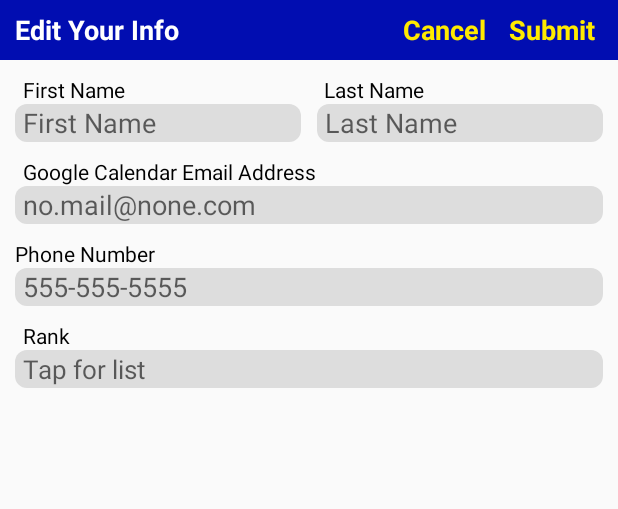
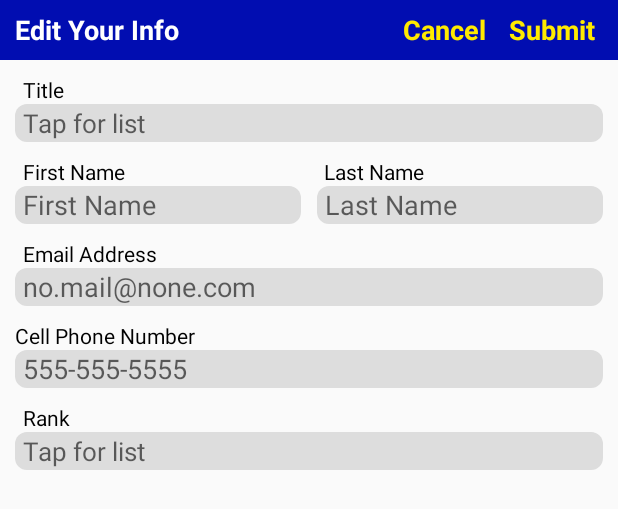
Before and after one commit to SilatJedi/PLTimecard, an Android app: the layout activity_view_instructor.xml on its own in the app's theme, with its tools: preview values and no code run, on a phone screen of 412 x 824 dp. Shown: the top 509 px of the screen. Run offline under Robolectric (Android 15) with nearby library versions, the phone set to English and light mode, and no system bars.

Commit message:
working on new instructor flow

```diff
--- a/app/build.gradle
+++ b/app/build.gradle
@@ -3,7 +3,7 @@ apply plugin: 'realm-android'
 
 android {
     compileSdkVersion 25
-    buildToolsVersion "24.0.1"
+    buildToolsVersion '25.0.0'
 
     defaultConfig {
         applicationId "com.silatsaktistudios.pltimecard"
--- a/app/src/main/AndroidManifest.xml
+++ b/app/src/main/AndroidManifest.xml
@@ -4,6 +4,8 @@
 
     <uses-permission android:name="android.permission.WRITE_EXTERNAL_STORAGE" />
     <uses-permission android:name="android.permission.READ_EXTERNAL_STORAGE" />
+    <uses-permission android:name="android.permission.READ_CALENDAR" />
+    <uses-permission android:name="android.permission.WRITE_CALENDAR" />
 
     <application
         android:allowBackup="true"
@@ -20,7 +22,7 @@
         </activity>
         <activity android:name="com.silatsaktistudios.plmgr.AddStudentActivity" />
         <activity android:name="com.silatsaktistudios.plmgr.AddLessonActivity" />
-        <activity android:name="com.silatsaktistudios.plmgr.EditInstructorInfoActivity" />
+        <activity android:name="com.silatsaktistudios.plmgr.ViewInstructorActivity" />
         <activity android:name="com.silatsaktistudios.plmgr.ViewStudentActivity"/>
     </application>
 
--- a/app/src/main/res/drawable/rounded_corners.xml
+++ b/app/src/main/res/drawable/rounded_corners.xml
@@ -1,7 +1,7 @@
 <?xml version="1.0" encoding="utf-8"?>
     <shape xmlns:android="http://schemas.android.com/apk/res/android"
         android:shape="rectangle">
-        <solid android:color="#dddddd"/>
+        <solid android:color="@color/gray"/>
         <corners
             android:bottomRightRadius="8dp"
             android:bottomLeftRadius="8dp"
--- a/app/src/main/res/layout/activity_main.xml
+++ b/app/src/main/res/layout/activity_main.xml
@@ -7,7 +7,8 @@
     android:orientation="vertical"
     android:descendantFocusability="beforeDescendants"
     android:focusableInTouchMode="true"
-    tools:context="com.silatsaktistudios.plmgr.MainActivity">
+    tools:context="com.silatsaktistudios.plmgr.MainActivity"
+    android:id="@+id/mainActivityLayout">
 
 
     <LinearLayout
--- a/app/src/main/res/layout/activity_edit_instructor_info.xml
+++ b/app/src/main/res/layout/activity_view_instructor.xml
@@ -5,7 +5,7 @@
               android:orientation="vertical"
               android:layout_width="match_parent"
               android:layout_height="match_parent"
-              tools:context="com.silatsaktistudios.plmgr.EditInstructorInfoActivity">
+              tools:context="com.silatsaktistudios.plmgr.ViewInstructorActivity">
 
     <LinearLayout
         android:orientation="horizontal"
@@ -17,14 +17,14 @@
             android:layout_width="0dp"
             android:layout_height="wrap_content"
             android:layout_weight="1"
-            android:text="Edit Your Info"
+            android:text="@string/edit_your_info"
             android:textColor="#ffffff"
             android:textStyle="bold"
             android:textSize="18sp"
             android:layout_marginLeft="10dp"
             android:layout_marginRight="15dp"
             android:layout_gravity="center_vertical"
-            android:id="@+id/editInstructorInfoActivityTitle"/>
+            android:id="@+id/viewInstructorActivityTitle"/>
 
         <TextView
             android:layout_width="wrap_content"
@@ -51,6 +51,28 @@
     </LinearLayout>
 
 
+    <TextView
+        android:layout_width="match_parent"
+        android:layout_height="wrap_content"
+        android:layout_marginTop="10dp"
+        android:layout_marginLeft="10dp"
+        android:layout_marginRight="10dp"
+        android:paddingLeft="5dp"
+        android:text="Title"
+        android:textColor="@color/black"/>
+
+    <TextView
+        android:layout_width="match_parent"
+        android:layout_height="25dp"
+        android:background="@drawable/rounded_corners"
+        android:textSize="17sp"
+        android:paddingLeft="5dp"
+        android:gravity="center_vertical"
+        android:layout_marginLeft="10dp"
+        android:layout_marginRight="10dp"
+        android:hint="@string/tap_for_list"
+        android:onClick="selectTitle"
+        android:id="@+id/instructorTitleField"/>
 
     <!--first and last name-->
     <LinearLayout
@@ -122,7 +144,7 @@
         android:layout_marginRight="10dp"
         android:paddingLeft="5dp"
         android:textColor="#000000"
-        android:text="Google Calendar Email Address"/>
+        android:text="@string/email_address"/>
 
     <EditText
         android:layout_width="match_parent"
@@ -146,7 +168,7 @@
         android:layout_marginLeft="10dp"
         android:layout_marginRight="10dp"
         android:textColor="#000000"
-        android:text="Phone Number"
+        android:text="@string/cell_phone_number"
         android:id="@+id/studentPrimaryPhoneNumTextView"/>
 
     <EditText
--- a/app/src/main/res/values/colors.xml
+++ b/app/src/main/res/values/colors.xml
@@ -5,5 +5,6 @@
     <color name="colorAccent">#FF4081</color>
     <color name="blue">#010db1</color>
     <color name="white">#ffffff</color>
-    <color name="gray">#cccccccc</color>
+    <color name="gray">#dddddd</color>
+    <color name="black">#000000</color>
 </resources>
--- a/app/src/main/res/values/strings.xml
+++ b/app/src/main/res/values/strings.xml
@@ -51,4 +51,8 @@
     <string name="timecard">Timecard</string>
     <string name="students">Students</string>
     <string name="add_new">Add New</string>
+    <string name="cell_phone_number">Cell Phone Number</string>
+    <string name="email_address">Email Address</string>
+    <string name="edit_your_info">Edit Your Info</string>
+    <string name="add_new_instructor">Add New Instructor</string>
 </resources>
--- a/build.gradle
+++ b/build.gradle
@@ -5,7 +5,7 @@ buildscript {
         jcenter()
     }
     dependencies {
-        classpath 'com.android.tools.build:gradle:2.2.3'
+        classpath 'com.android.tools.build:gradle:2.3.0'
         classpath "io.realm:realm-gradle-plugin:1.1.0"
 
         // NOTE: Do not place your application dependencies here; they belong
```
Also changed, not shown: app/src/main/java/com/silatsaktistudios/plmgr/EditInstructorInfoActivity.java (deleted, +0 -65 lines), app/src/main/java/com/silatsaktistudios/plmgr/MainActivity.java (+121 -2 lines), app/src/main/java/com/silatsaktistudios/plmgr/ViewInstructorActivity.java (added, +187 -0 lines), gradle/wrapper/gradle-wrapper.properties.
